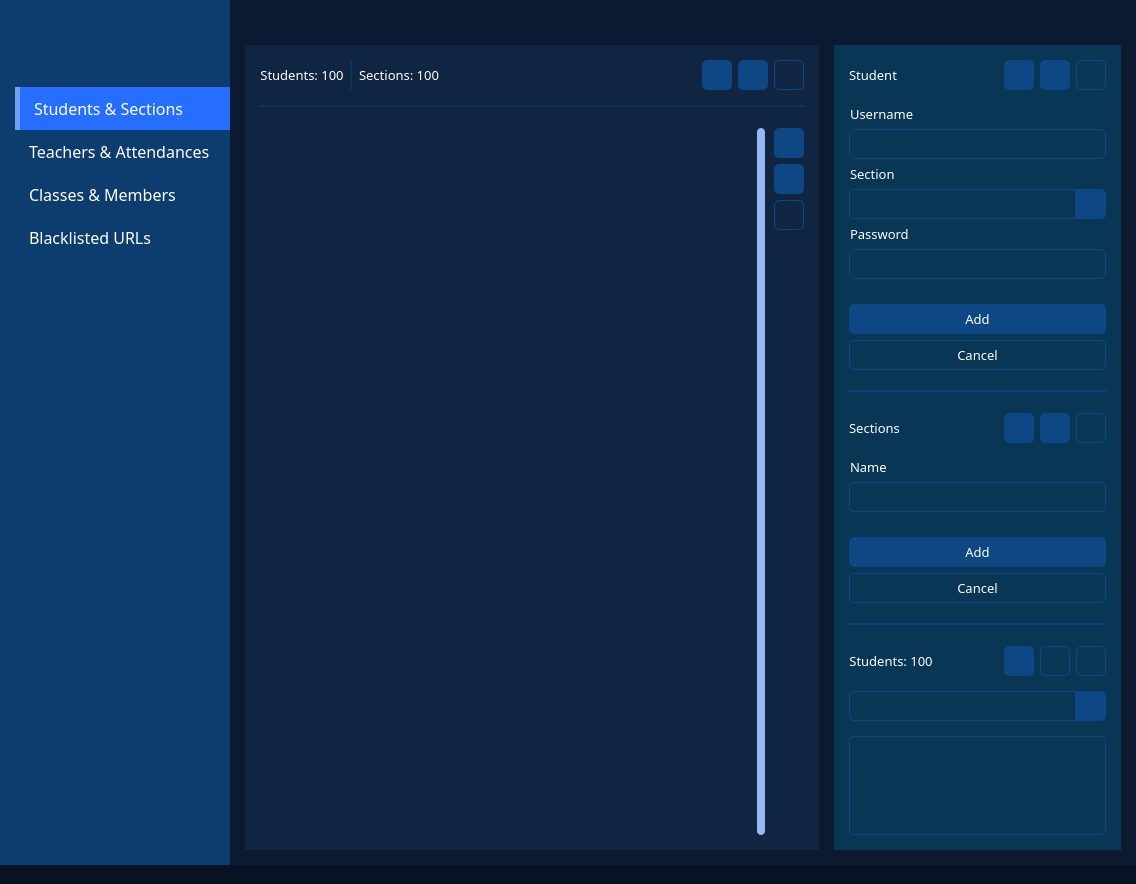
The window that Admin/Misc/Templates/admin.ui (ZVDCM/Horace) describes before a commit, drawn with Qt 5.
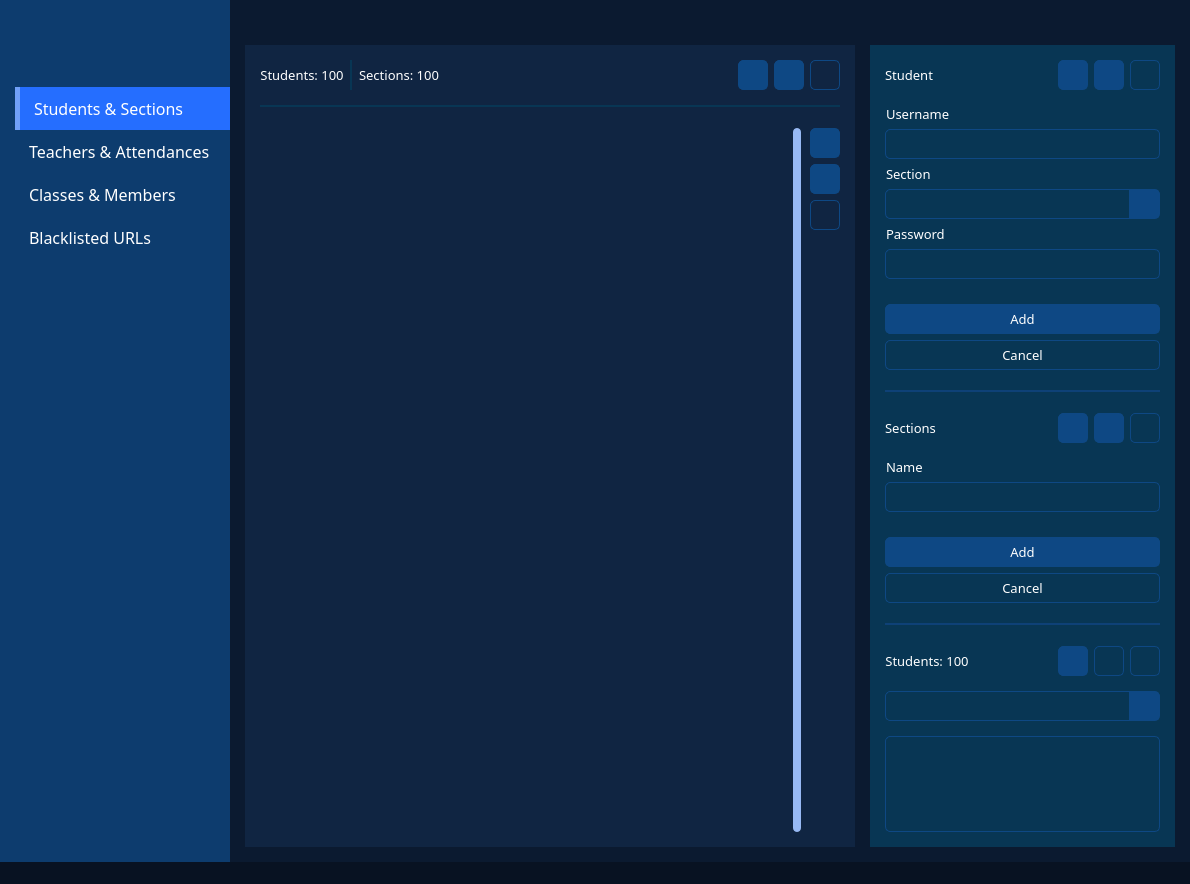
The same window after the commit. The open tabs and pages were chosen to show the change. Icons and pictures are not drawn.

Commit message: Admin UI Finalized

Diff of the .ui file:
```diff
--- a/Admin/Misc/Templates/admin.ui
+++ b/Admin/Misc/Templates/admin.ui
@@ -6,7 +6,7 @@
    <rect>
     <x>0</x>
     <y>0</y>
-    <width>1136</width>
+    <width>1188</width>
     <height>884</height>
    </rect>
   </property>
@@ -398,6 +398,12 @@
          </property>
          <item>
           <widget class="QStackedWidget" name="sw_all">
+           <property name="sizePolicy">
+            <sizepolicy hsizetype="Minimum" vsizetype="Preferred">
+             <horstretch>0</horstretch>
+             <verstretch>0</verstretch>
+            </sizepolicy>
+           </property>
            <property name="styleSheet">
             <string notr="true"/>
            </property>
@@ -1249,8 +1255,8 @@
                         <rect>
                          <x>0</x>
                          <y>0</y>
-                         <width>44</width>
-                         <height>16</height>
+                         <width>82</width>
+                         <height>30</height>
                         </rect>
                        </property>
                        <layout class="QVBoxLayout" name="verticalLayout_38">
@@ -7106,7 +7112,7 @@
     <string notr="true">background: #081222;</string>
    </property>
    <property name="sizeGripEnabled">
-    <bool>false</bool>
+    <bool>true</bool>
    </property>
   </widget>
  </widget>
```
Left out of the diff: 14 changed lines with no effect on the pictures. The commit also changes 57 other files.
